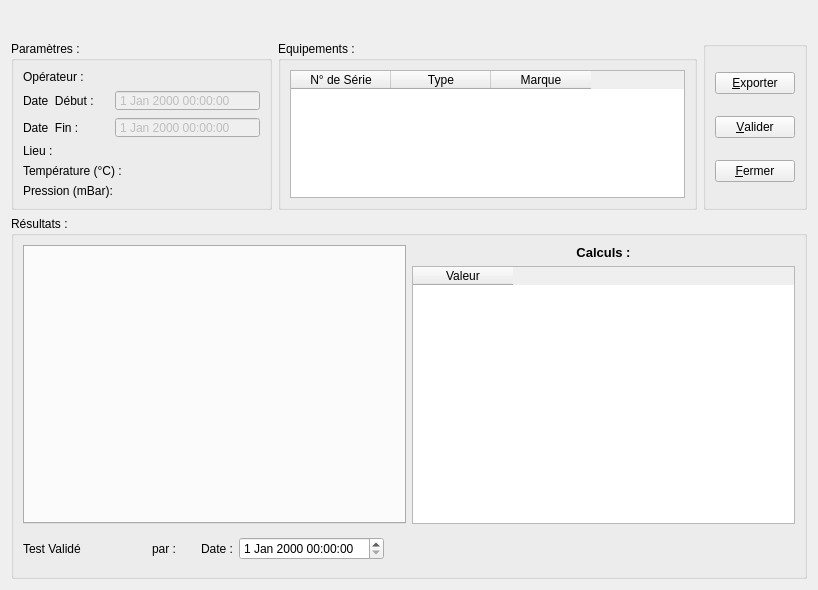
The window that et_generateurrapporttest.ui (InformatiqueAtmoNA/tam) describes before a commit, drawn with Qt 5.
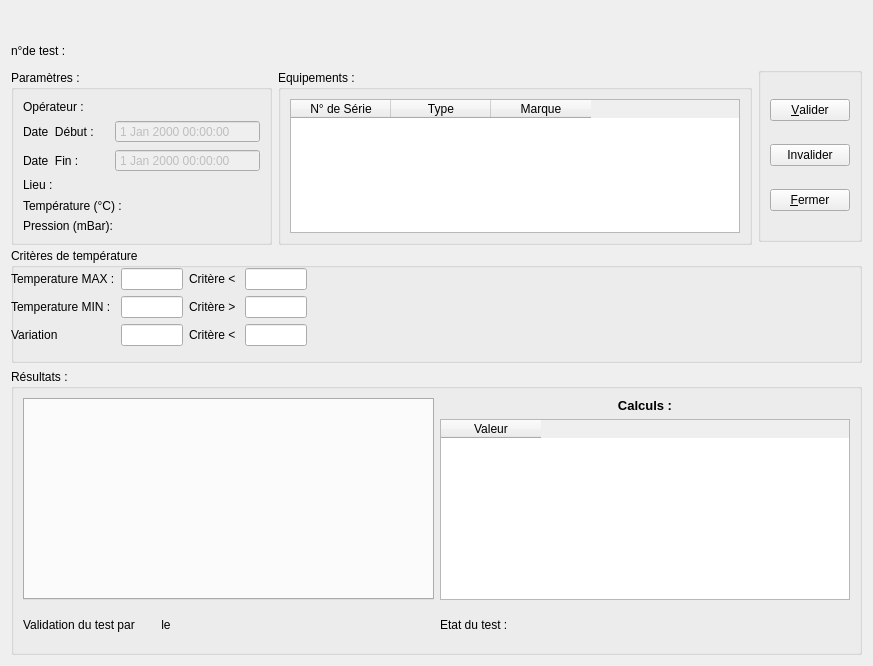
The same window after the commit.

Commit message: fusion avec branche fusion_avant_validation

The edit to the form file:
```diff
--- a/et_generateurrapporttest.ui
+++ b/et_generateurrapporttest.ui
@@ -6,14 +6,180 @@
    <rect>
     <x>0</x>
     <y>0</y>
-    <width>818</width>
-    <height>590</height>
+    <width>873</width>
+    <height>602</height>
    </rect>
   </property>
   <property name="windowTitle">
    <string>Form</string>
   </property>
   <layout class="QGridLayout" name="gridLayout_5">
+   <item row="5" column="0">
+    <widget class="QGroupBox" name="groupBox_temperature">
+     <property name="minimumSize">
+      <size>
+       <width>96</width>
+       <height>115</height>
+      </size>
+     </property>
+     <property name="title">
+      <string>Critères de température</string>
+     </property>
+     <widget class="QWidget" name="">
+      <property name="geometry">
+       <rect>
+        <x>0</x>
+        <y>20</y>
+        <width>855</width>
+        <height>80</height>
+       </rect>
+      </property>
+      <layout class="QGridLayout" name="gridLayout_temperature">
+       <item row="2" column="3">
+        <widget class="QLineEdit" name="lineEdit_crit_Variation">
+         <property name="maximumSize">
+          <size>
+           <width>62</width>
+           <height>16777215</height>
+          </size>
+         </property>
+        </widget>
+       </item>
+       <item row="1" column="3">
+        <widget class="QLineEdit" name="lineEdit_crit_Temp_min">
+         <property name="maximumSize">
+          <size>
+           <width>62</width>
+           <height>16777215</height>
+          </size>
+         </property>
+        </widget>
+       </item>
+       <item row="2" column="0">
+        <widget class="QLabel" name="label_Variation">
+         <property name="text">
+          <string>Variation</string>
+         </property>
+        </widget>
+       </item>
+       <item row="0" column="2">
+        <widget class="QLabel" name="label_crit_Temp_max">
+         <property name="text">
+          <string>Critère &lt;  </string>
+         </property>
+        </widget>
+       </item>
+       <item row="0" column="3">
+        <widget class="QLineEdit" name="lineEdit_crit_Temp_max">
+         <property name="maximumSize">
+          <size>
+           <width>62</width>
+           <height>16777215</height>
+          </size>
+         </property>
+        </widget>
+       </item>
+       <item row="2" column="2">
+        <widget class="QLabel" name="label_crit_variation">
+         <property name="text">
+          <string>Critère &lt;</string>
+         </property>
+        </widget>
+       </item>
+       <item row="0" column="0">
+        <widget class="QLabel" name="label_Temp_max">
+         <property name="text">
+          <string>Temperature MAX :</string>
+         </property>
+        </widget>
+       </item>
+       <item row="2" column="1">
+        <widget class="QLineEdit" name="lineEdit_Variation">
+         <property name="maximumSize">
+          <size>
+           <width>62</width>
+           <height>16777215</height>
+          </size>
+         </property>
+        </widget>
+       </item>
+       <item row="1" column="1">
+        <widget class="QLineEdit" name="lineEdit_Temp_min">
+         <property name="maximumSize">
+          <size>
+           <width>62</width>
+           <height>16777215</height>
+          </size>
+         </property>
+        </widget>
+       </item>
+       <item row="1" column="0">
+        <widget class="QLabel" name="label_Temp_min">
+         <property name="text">
+          <string>Temperature MIN :</string>
+         </property>
+        </widget>
+       </item>
+       <item row="1" column="4">
+        <spacer name="horizontalSpacer_8">
+         <property name="orientation">
+          <enum>Qt::Horizontal</enum>
+         </property>
+         <property name="sizeHint" stdset="0">
+          <size>
+           <width>40</width>
+           <height>20</height>
+          </size>
+         </property>
+        </spacer>
+       </item>
+       <item row="2" column="4">
+        <spacer name="horizontalSpacer_9">
+         <property name="orientation">
+          <enum>Qt::Horizontal</enum>
+         </property>
+         <property name="sizeHint" stdset="0">
+          <size>
+           <width>40</width>
+           <height>20</height>
+          </size>
+         </property>
+        </spacer>
+       </item>
+       <item row="1" column="2">
+        <widget class="QLabel" name="label_crit_Temp_min">
+         <property name="text">
+          <string>Critère &gt;</string>
+         </property>
+        </widget>
+       </item>
+       <item row="0" column="1">
+        <widget class="QLineEdit" name="lineEdit_Temp_max">
+         <property name="maximumSize">
+          <size>
+           <width>62</width>
+           <height>16777215</height>
+          </size>
+         </property>
+        </widget>
+       </item>
+       <item row="0" column="4">
+        <spacer name="horizontalSpacer_2">
+         <property name="orientation">
+          <enum>Qt::Horizontal</enum>
+         </property>
+         <property name="sizeHint" stdset="0">
+          <size>
+           <width>40</width>
+           <height>20</height>
+          </size>
+         </property>
+        </spacer>
+       </item>
+      </layout>
+     </widget>
+    </widget>
+   </item>
    <item row="0" column="0">
     <widget class="QLabel" name="label_TypeTest">
      <property name="font">
@@ -31,6 +197,205 @@
     </widget>
    </item>
    <item row="1" column="0">
+    <layout class="QHBoxLayout" name="horizontalLayout_14">
+     <item>
+      <widget class="QLabel" name="label_2">
+       <property name="text">
+        <string>n°de test :</string>
+       </property>
+      </widget>
+     </item>
+     <item>
+      <widget class="QLabel" name="idTest">
+       <property name="text">
+        <string/>
+       </property>
+      </widget>
+     </item>
+     <item>
+      <spacer name="horizontalSpacer_4">
+       <property name="orientation">
+        <enum>Qt::Horizontal</enum>
+       </property>
+       <property name="sizeHint" stdset="0">
+        <size>
+         <width>40</width>
+         <height>20</height>
+        </size>
+       </property>
+      </spacer>
+     </item>
+    </layout>
+   </item>
+   <item row="7" column="0">
+    <widget class="QGroupBox" name="groupBox_3">
+     <property name="minimumSize">
+      <size>
+       <width>671</width>
+       <height>0</height>
+      </size>
+     </property>
+     <property name="title">
+      <string>Résultats :</string>
+     </property>
+     <layout class="QGridLayout" name="gridLayout">
+      <item row="0" column="0">
+       <layout class="QHBoxLayout" name="horizontalLayout_13">
+        <item>
+         <widget class="QTabWidget" name="tabWidget">
+          <property name="enabled">
+           <bool>true</bool>
+          </property>
+          <property name="currentIndex">
+           <number>-1</number>
+          </property>
+         </widget>
+        </item>
+        <item>
+         <layout class="QVBoxLayout" name="verticalLayout_2">
+          <item>
+           <widget class="QLabel" name="label">
+            <property name="text">
+             <string>&lt;!DOCTYPE HTML PUBLIC &quot;-//W3C//DTD HTML 4.0//EN&quot; &quot;http://www.w3.org/TR/REC-html40/strict.dtd&quot;&gt;
+&lt;html&gt;&lt;head&gt;&lt;meta name=&quot;qrichtext&quot; content=&quot;1&quot; /&gt;&lt;style type=&quot;text/css&quot;&gt;
+p, li { white-space: pre-wrap; }
+&lt;/style&gt;&lt;/head&gt;&lt;body style=&quot; font-family:'Sans'; font-size:10pt; font-weight:400; font-style:normal;&quot;&gt;
+&lt;p align=&quot;center&quot; style=&quot; margin-top:0px; margin-bottom:0px; margin-left:0px; margin-right:0px; -qt-block-indent:0; text-indent:0px;&quot;&gt;&lt;span style=&quot; font-weight:600; color:#000000;&quot;&gt;Calculs :&lt;/span&gt;&lt;/p&gt;&lt;/body&gt;&lt;/html&gt;</string>
+            </property>
+           </widget>
+          </item>
+          <item>
+           <widget class="QTableWidget" name="tableWidget_Rdf">
+            <property name="minimumSize">
+             <size>
+              <width>300</width>
+              <height>181</height>
+             </size>
+            </property>
+            <property name="editTriggers">
+             <set>QAbstractItemView::NoEditTriggers</set>
+            </property>
+            <column>
+             <property name="text">
+              <string>Valeur</string>
+             </property>
+            </column>
+           </widget>
+          </item>
+         </layout>
+        </item>
+       </layout>
+      </item>
+      <item row="1" column="0">
+       <layout class="QHBoxLayout" name="horizontalLayout_9">
+        <item>
+         <layout class="QHBoxLayout" name="horizontalLayout_10">
+          <item>
+           <widget class="QLabel" name="label_TestValide">
+            <property name="minimumSize">
+             <size>
+              <width>110</width>
+              <height>0</height>
+             </size>
+            </property>
+            <property name="text">
+             <string>Validation du test par </string>
+            </property>
+           </widget>
+          </item>
+          <item>
+           <widget class="QLabel" name="labelValidePAr">
+            <property name="maximumSize">
+             <size>
+              <width>110</width>
+              <height>16777215</height>
+             </size>
+            </property>
+            <property name="text">
+             <string/>
+            </property>
+           </widget>
+          </item>
+          <item>
+           <widget class="QLabel" name="label_ValidePar">
+            <property name="minimumSize">
+             <size>
+              <width>30</width>
+              <height>0</height>
+             </size>
+            </property>
+            <property name="text">
+             <string> le </string>
+            </property>
+           </widget>
+          </item>
+          <item>
+           <widget class="QLabel" name="labelDateValidation">
+            <property name="text">
+             <string/>
+            </property>
+           </widget>
+          </item>
+         </layout>
+        </item>
+        <item>
+         <spacer name="horizontalSpacer_5">
+          <property name="orientation">
+           <enum>Qt::Horizontal</enum>
+          </property>
+          <property name="sizeHint" stdset="0">
+           <size>
+            <width>40</width>
+            <height>20</height>
+           </size>
+          </property>
+         </spacer>
+        </item>
+        <item>
+         <widget class="QLabel" name="label_3">
+          <property name="text">
+           <string>Etat du test : </string>
+          </property>
+         </widget>
+        </item>
+        <item>
+         <widget class="QLabel" name="labelTestValide">
+          <property name="minimumSize">
+           <size>
+            <width>100</width>
+            <height>0</height>
+           </size>
+          </property>
+          <property name="maximumSize">
+           <size>
+            <width>30</width>
+            <height>16777215</height>
+           </size>
+          </property>
+          <property name="text">
+           <string/>
+          </property>
+         </widget>
+        </item>
+        <item>
+         <spacer name="horizontalSpacer">
+          <property name="orientation">
+           <enum>Qt::Horizontal</enum>
+          </property>
+          <property name="sizeHint" stdset="0">
+           <size>
+            <width>98</width>
+            <height>37</height>
+           </size>
+          </property>
+         </spacer>
+        </item>
+       </layout>
+      </item>
+     </layout>
+    </widget>
+   </item>
+   <item row="2" column="0">
     <layout class="QHBoxLayout" name="horizontalLayout_7">
      <item>
       <layout class="QHBoxLayout" name="horizontalLayout_6">
@@ -39,7 +404,7 @@
          <property name="minimumSize">
           <size>
            <width>261</width>
-           <height>169</height>
+           <height>175</height>
           </size>
          </property>
          <property name="maximumSize">
@@ -246,7 +611,7 @@
          <property name="minimumSize">
           <size>
            <width>282</width>
-           <height>169</height>
+           <height>175</height>
           </size>
          </property>
          <property name="maximumSize">
@@ -298,7 +663,14 @@
         <string/>
        </property>
        <layout class="QGridLayout" name="gridLayout_3">
-        <item row="2" column="1">
+        <item row="1" column="1">
+         <widget class="QPushButton" name="Button_Invalider">
+          <property name="text">
+           <string>Invalider</string>
+          </property>
+         </widget>
+        </item>
+        <item row="3" column="1">
          <widget class="QPushButton" name="button_Fermer">
           <property name="text">
            <string>&amp;Fermer</string>
@@ -306,13 +678,6 @@
          </widget>
         </item>
         <item row="0" column="1">
-         <widget class="QPushButton" name="Button_Exporter">
-          <property name="text">
-           <string>&amp;Exporter</string>
-          </property>
-         </widget>
-        </item>
-        <item row="1" column="1">
          <widget class="QPushButton" name="Button_Valider">
           <property name="text">
            <string>&amp;Valider</string>
@@ -324,159 +689,6 @@
      </item>
     </layout>
    </item>
-   <item row="2" column="0">
-    <widget class="QGroupBox" name="groupBox_3">
-     <property name="minimumSize">
-      <size>
-       <width>671</width>
-       <height>0</height>
-      </size>
-     </property>
-     <property name="title">
-      <string>Résultats :</string>
-     </property>
-     <layout class="QGridLayout" name="gridLayout">
-      <item row="0" column="0">
-       <layout class="QHBoxLayout" name="horizontalLayout_13">
-        <item>
-         <widget class="QTabWidget" name="tabWidget">
-          <property name="enabled">
-           <bool>true</bool>
-          </property>
-          <property name="currentIndex">
-           <number>-1</number>
-          </property>
-         </widget>
-        </item>
-        <item>
-         <layout class="QVBoxLayout" name="verticalLayout_2">
-          <item>
-           <widget class="QLabel" name="label">
-            <property name="text">
-             <string>&lt;!DOCTYPE HTML PUBLIC &quot;-//W3C//DTD HTML 4.0//EN&quot; &quot;http://www.w3.org/TR/REC-html40/strict.dtd&quot;&gt;
-&lt;html&gt;&lt;head&gt;&lt;meta name=&quot;qrichtext&quot; content=&quot;1&quot; /&gt;&lt;style type=&quot;text/css&quot;&gt;
-p, li { white-space: pre-wrap; }
-&lt;/style&gt;&lt;/head&gt;&lt;body style=&quot; font-family:'Sans'; font-size:10pt; font-weight:400; font-style:normal;&quot;&gt;
-&lt;p align=&quot;center&quot; style=&quot; margin-top:0px; margin-bottom:0px; margin-left:0px; margin-right:0px; -qt-block-indent:0; text-indent:0px;&quot;&gt;&lt;span style=&quot; font-weight:600; color:#000000;&quot;&gt;Calculs :&lt;/span&gt;&lt;/p&gt;&lt;/body&gt;&lt;/html&gt;</string>
-            </property>
-           </widget>
-          </item>
-          <item>
-           <widget class="QTableWidget" name="tableWidget_Rdf">
-            <property name="minimumSize">
-             <size>
-              <width>300</width>
-              <height>181</height>
-             </size>
-            </property>
-            <property name="editTriggers">
-             <set>QAbstractItemView::NoEditTriggers</set>
-            </property>
-            <column>
-             <property name="text">
-              <string>Valeur</string>
-             </property>
-            </column>
-           </widget>
-          </item>
-         </layout>
-        </item>
-       </layout>
-      </item>
-      <item row="1" column="0">
-       <layout class="QHBoxLayout" name="horizontalLayout_9">
-        <item>
-         <layout class="QHBoxLayout" name="horizontalLayout_10">
-          <item>
-           <widget class="QLabel" name="label_TestValide">
-            <property name="minimumSize">
-             <size>
-              <width>110</width>
-              <height>0</height>
-             </size>
-            </property>
-            <property name="text">
-             <string>Test Validé</string>
-            </property>
-           </widget>
-          </item>
-          <item>
-           <widget class="QLabel" name="labelTestValide">
-            <property name="maximumSize">
-             <size>
-              <width>30</width>
-              <height>16777215</height>
-             </size>
-            </property>
-            <property name="text">
-             <string/>
-            </property>
-           </widget>
-          </item>
-         </layout>
-        </item>
-        <item>
-         <layout class="QHBoxLayout" name="horizontalLayout_11">
-          <item>
-           <widget class="QLabel" name="label_ValidePar">
-            <property name="minimumSize">
-             <size>
-              <width>30</width>
-              <height>0</height>
-             </size>
-            </property>
-            <property name="text">
-             <string>par :</string>
-            </property>
-           </widget>
-          </item>
-          <item>
-           <widget class="QLabel" name="labelValidePAr">
-            <property name="maximumSize">
-             <size>
-              <width>110</width>
-              <height>16777215</height>
-             </size>
-            </property>
-            <property name="text">
-             <string/>
-            </property>
-           </widget>
-          </item>
-         </layout>
-        </item>
-        <item>
-         <layout class="QHBoxLayout" name="horizontalLayout_12">
-          <item>
-           <widget class="QLabel" name="label_DateValid">
-            <property name="text">
-             <string>Date :</string>
-            </property>
-           </widget>
-          </item>
-          <item>
-           <widget class="QDateTimeEdit" name="dateTimeEdit_DateValid"/>
-          </item>
-         </layout>
-        </item>
-        <item>
-         <spacer name="horizontalSpacer">
-          <property name="orientation">
-           <enum>Qt::Horizontal</enum>
-          </property>
-          <property name="sizeHint" stdset="0">
-           <size>
-            <width>98</width>
-            <height>37</height>
-           </size>
-          </property>
-         </spacer>
-        </item>
-       </layout>
-      </item>
-     </layout>
-    </widget>
-   </item>
   </layout>
  </widget>
  <resources/>
```
The commit also changes 65 other files.
